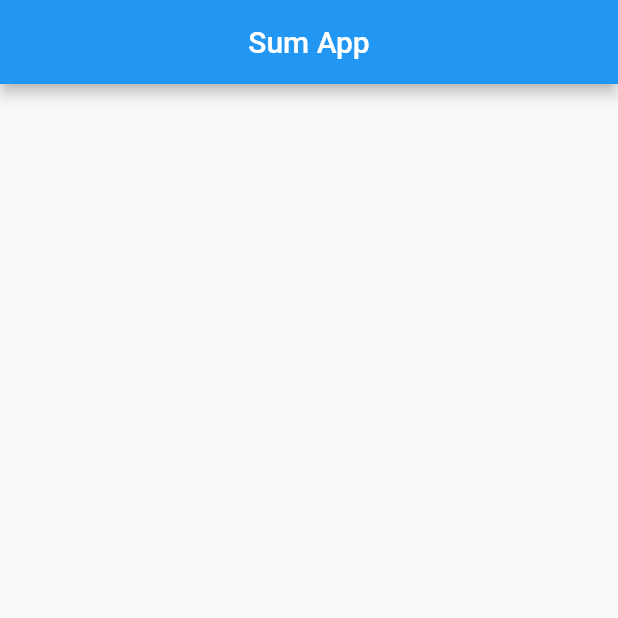
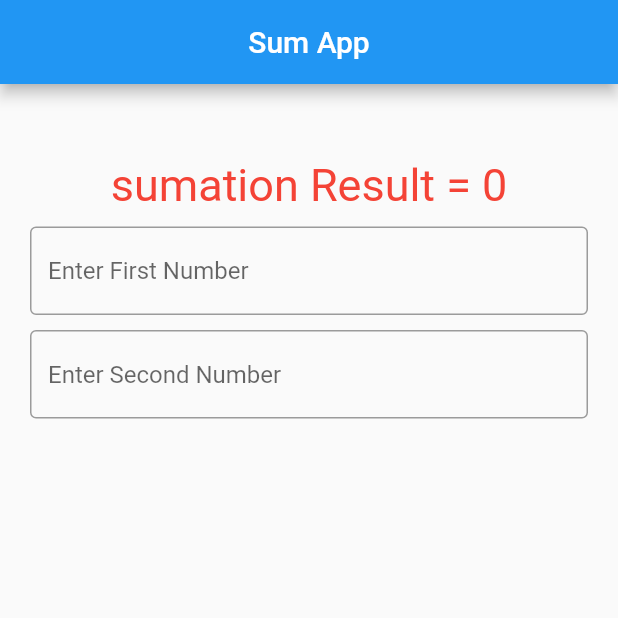
Before and after one commit to khalid063/summation_app, a Flutter app: the screen it shows after launch, on a phone screen of 412 x 824 dp, the top half of it. Run offline on Flutter 3.47's test engine with Material 2 defaults, Android fonts, the phone set to English and light mode, and no system bars.

Commit message:
Design done

```diff
--- a/lib/main.dart
+++ b/lib/main.dart
@@ -25,12 +25,47 @@ class HomeScreen extends StatefulWidget {
 }
 
 class _HomeScreenState extends State<HomeScreen> {
+
+  int summationResult = 0;
+  int firstNumber = 0;
+  int secondNumber = 0;
+
   @override
   Widget build(BuildContext context) {
     return Scaffold(
       appBar: AppBar(
-        title: Text("Sum App"),
+        title: const Text("Sum App"),
         centerTitle: true,
+      ),
+      body: Container(
+        padding: EdgeInsets.fromLTRB(20, 50, 20, 50),
+        child: Center(
+          child: Column(
+            children: [
+              Text(
+                "sumation Result = $summationResult",
+                style: const TextStyle(
+                  fontSize: 30,
+                  color: Colors.red
+                ),
+              ),
+              SizedBox(height: 10,),
+              TextField(
+                decoration: InputDecoration(
+                  border: OutlineInputBorder(),
+                  hintText: 'Enter First Number',
+                ),
+              ),
+              SizedBox(height: 10,),
+              TextField(
+                decoration: InputDecoration(
+                  border: OutlineInputBorder(),
+                  hintText: 'Enter Second Number',
+                ),
+              )
+            ],
+          ),
+        ),
       ),
     );
   }
```
